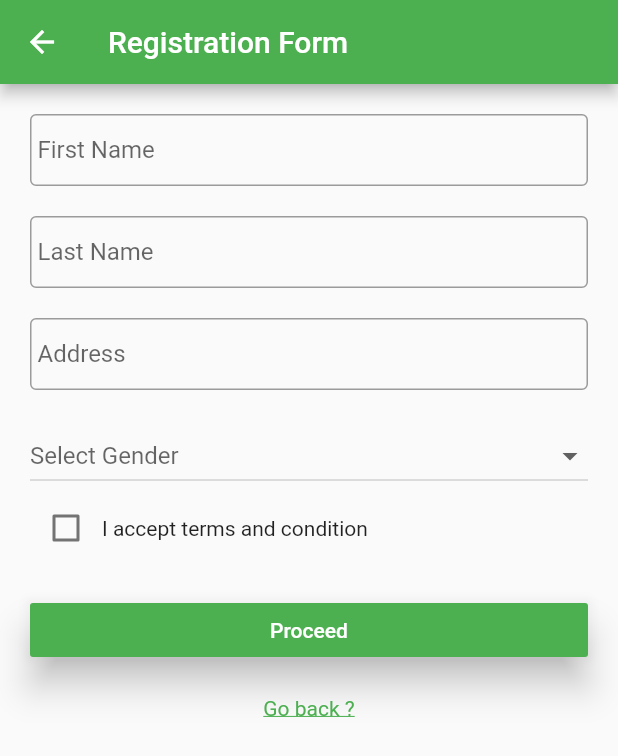
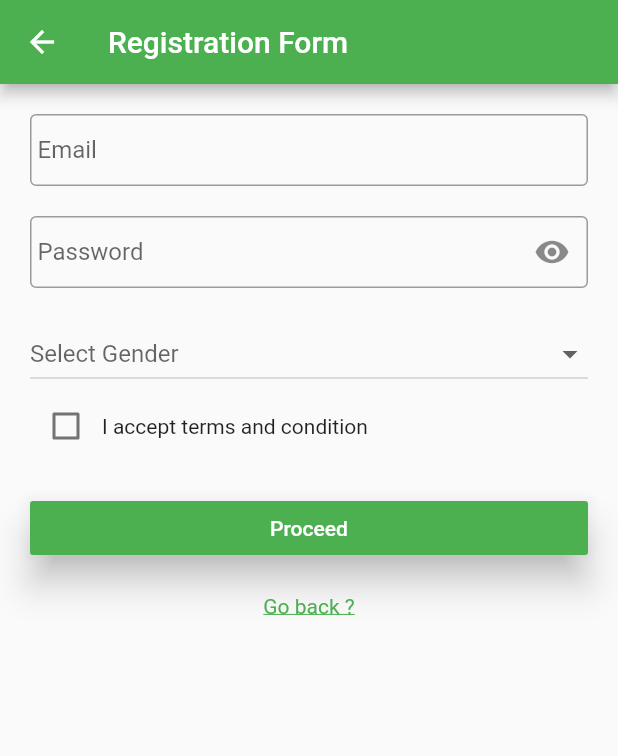
Before and after one commit to Sakshamkc/My-first-flutter-App, a Flutter app: the Registration screen opened by its route, on a phone screen of 412 x 824 dp. Shown: the top 756 px of the screen. Run offline on Flutter 3.47's test engine with Material 2 defaults, Android fonts, the phone set to English and light mode, and no system bars; our stand-ins replace carousel_pro, firebase_auth, firebase_core, flutter_icons; missing offline and left inert: wc_form_validators; accounts and stored records are empty.

```diff
--- a/lib/Pages/Loginpage.dart
+++ b/lib/Pages/Loginpage.dart
@@ -76,7 +76,7 @@ TextEditingController emails = TextEditingController();
                       border: OutlineInputBorder(),
                       contentPadding: EdgeInsets.all(5),
                     ),
-                    obscureText: showPassword,
+                    obscureText: false,
                   ),
                   SizedBox(
                     height: 10,
--- a/lib/Pages/Registration.dart
+++ b/lib/Pages/Registration.dart
@@ -11,11 +11,10 @@ class Registration extends StatefulWidget {
 }
 
 class _RegistrationState extends State<Registration> {
-TextEditingController fullname = TextEditingController();
-  TextEditingController lastname = TextEditingController();
-  TextEditingController address = TextEditingController();
-  TextEditingController genderss = TextEditingController();
-
+TextEditingController _emailcontroller = TextEditingController();
+  TextEditingController _passwordcontroller = TextEditingController();
+  bool showPassword = false;
+final FirebaseAuth _auth = FirebaseAuth.instance;
   final _formKey = GlobalKey<FormState>();
    List <String> genders = ['Male','Female',];
   String gender;
@@ -38,13 +37,13 @@ TextEditingController fullname = TextEditingController();
               children: [
                  TextFormField(
                     decoration: InputDecoration(
-                        labelText: 'First Name',
+                        labelText: 'Email',
                         border: OutlineInputBorder(),
                         contentPadding: EdgeInsets.all(5),
                       ),
-
+                    controller: _emailcontroller,
                    validator: Validators.compose([
-                     Validators.required('First Name is required'),
+                     Validators.required('Email is required'),
 
                    ]),
                   ),
@@ -54,34 +53,29 @@ TextEditingController fullname = TextEditingController();
                     ),
 
                     TextFormField(
+                  controller: _passwordcontroller,
                     decoration: InputDecoration(
-                        labelText: 'Last Name',
-                        border: OutlineInputBorder(),
-                        contentPadding: EdgeInsets.all(5),
-                      ),
+                      labelText: 'Password',
+                      suffixIcon: IconButton(
 
-                   validator: Validators.compose([
-                     Validators.required('Last Name is required'),
-
-                   ]),
+                        onPressed: (
+                        ) {
+                          if (showPassword == false) {
+                            setState(() {
+                              showPassword = true;
+                            });
+                        }
+                        else{
+                          setState(() {
+                               showPassword = false;
+                          });
+                        }
+                        }, icon: Icon(Icons.remove_red_eye),) ,
+                      border: OutlineInputBorder(),
+                      contentPadding: EdgeInsets.all(5),
+                    ),
+                    obscureText: showPassword,
                   ),
-                    SizedBox(
-                      height: 20,
-                    ),
-                   TextFormField(
-                    decoration: InputDecoration(
-                        labelText: 'Address',
-                        border: OutlineInputBorder(),
-                        contentPadding: EdgeInsets.all(5),
-                      ),
-
-                   validator: Validators.compose([
-                     Validators.required('Address is required'),
-
-                   ]),
-                  ),
-
-
                     SizedBox(
                       height: 20,
                     ),
@@ -127,12 +121,7 @@ TextEditingController fullname = TextEditingController();
                             elevation: 10,
                           color: Colors.green,
                           onPressed: (){
-                           if (_formKey.currentState.validate()) {
-                              print(fullname.text);
-                              print(lastname.text);
-                              print(address.text);
-                            print(Navigator.pushNamed(context, "/Registered"));
-                           }
+                           _signup();
                             },
 
                   child: Padding(
@@ -176,4 +165,62 @@ TextEditingController fullname = TextEditingController();
       ),
     );
   }
+  void _signup() async{
+    final String emailTXT = _emailcontroller.text.trim();
+    final String passwordTXT = _passwordcontroller.text;
+
+    if(emailTXT.isNotEmpty && passwordTXT.isNotEmpty) {
+      _auth.createUserWithEmailAndPassword(
+        email: emailTXT,
+        password: passwordTXT
+        ).then((user) {
+           showDialog(context: context, builder: (ctx) {
+        return AlertDialog(
+          shape: RoundedRectangleBorder(borderRadius: BorderRadius.circular(16)),
+          title: Text("Success"),
+          content: Text("Sign UP Process done, now you can sign in"),
+          actions: [
+            FlatButton(child: Text("Ok"),
+              onPressed: ()
+            {
+              Navigator.of(context).pop();
+            }, ),
+          ],
+        );
+        });
+        })
+        .catchError((e){
+           showDialog(context: context, builder: (ctx) {
+        return AlertDialog(
+          shape: RoundedRectangleBorder(borderRadius: BorderRadius.circular(16)),
+          title: Text("Error"),
+          content: Text("${e.message}"),
+          actions: [
+            FlatButton(child: Text("Ok"),
+              onPressed: ()
+            {
+              Navigator.of(ctx).pop();
+            }, ),
+          ],
+        );
+        });
+        });
+    }
+    else{
+      showDialog(context: context, builder: (ctx) {
+        return AlertDialog(
+          shape: RoundedRectangleBorder(borderRadius: BorderRadius.circular(16)),
+          title: Text("Error"),
+          content: Text("Please provide email and Password"),
+          actions: [
+            FlatButton(child: Text("Ok"),
+              onPressed: ()
+            {
+              Navigator.of(ctx).pop();
+            }, ),
+          ],
+        );
+        });
+    }
+  }
 }
```
Also changed, not shown: 1 other file.
